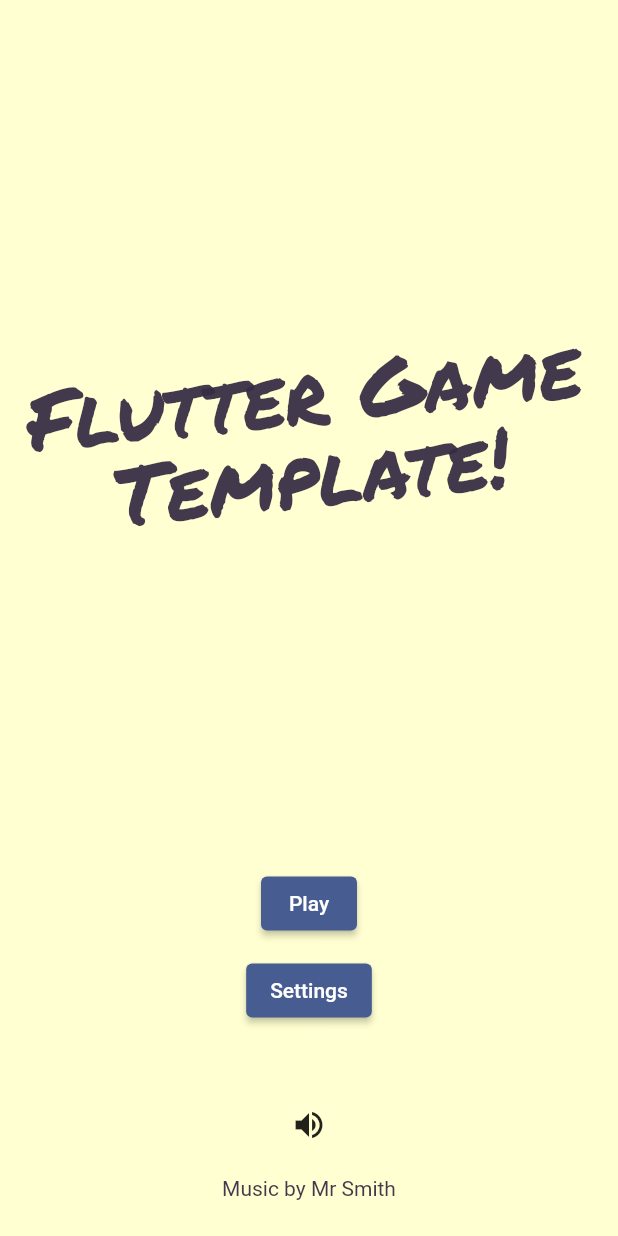
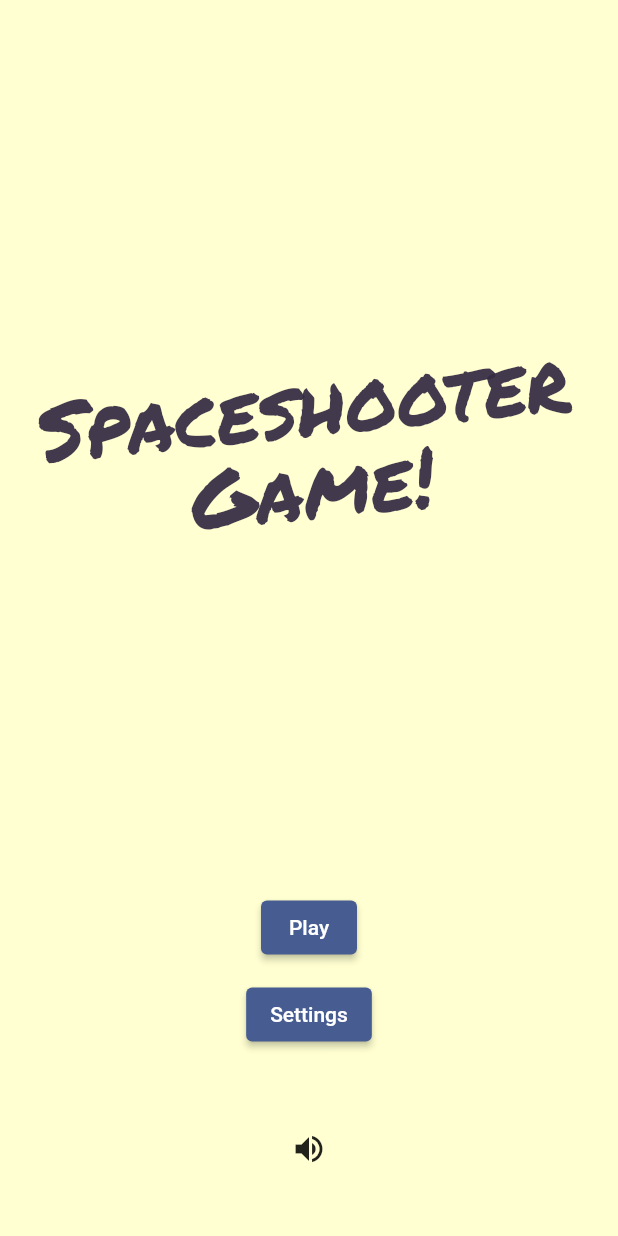
Before and after one commit to FriendlyUser/flutter_spaceshooter, a Flutter app: the screen it shows after launch, on a phone screen of 412 x 824 dp. Run offline on Flutter 3.47's test engine with Material 2 defaults, Android fonts, the phone set to English and light mode, and no system bars; our stand-ins replace audioplayers, firebase_core, firebase_crashlytics, go_router, google_mobile_ads, in_app_purchase and 1 more; missing offline and left inert: flame, games_services; accounts and stored records are empty.

Commit message:
feat: update version and update text

```diff
--- a/lib/src/main_menu/main_menu_screen.dart
+++ b/lib/src/main_menu/main_menu_screen.dart
@@ -31,7 +31,7 @@ class MainMenuScreen extends StatelessWidget {
           child: Transform.rotate(
             angle: -0.1,
             child: const Text(
-              'Flutter Game Template!',
+              'Spaceshooter Game!',
               textAlign: TextAlign.center,
               style: TextStyle(
                 fontFamily: 'Permanent Marker',
@@ -88,7 +88,7 @@ class MainMenuScreen extends StatelessWidget {
               ),
             ),
             _gap,
-            const Text('Music by Mr Smith'),
+            // const Text('Music by Mr Smith'),
             _gap,
           ],
         ),
--- a/pubspec.yaml
+++ b/pubspec.yaml
@@ -4,7 +4,7 @@ description: A mobile game built in Flutter.
 # Prevent accidental publishing to pub.dev.
 publish_to: 'none'
 
-version: 0.0.1+1
+version: 1.0.0+1
 
 environment:
   sdk: ">=2.17.0-0 <3.0.0"
```
